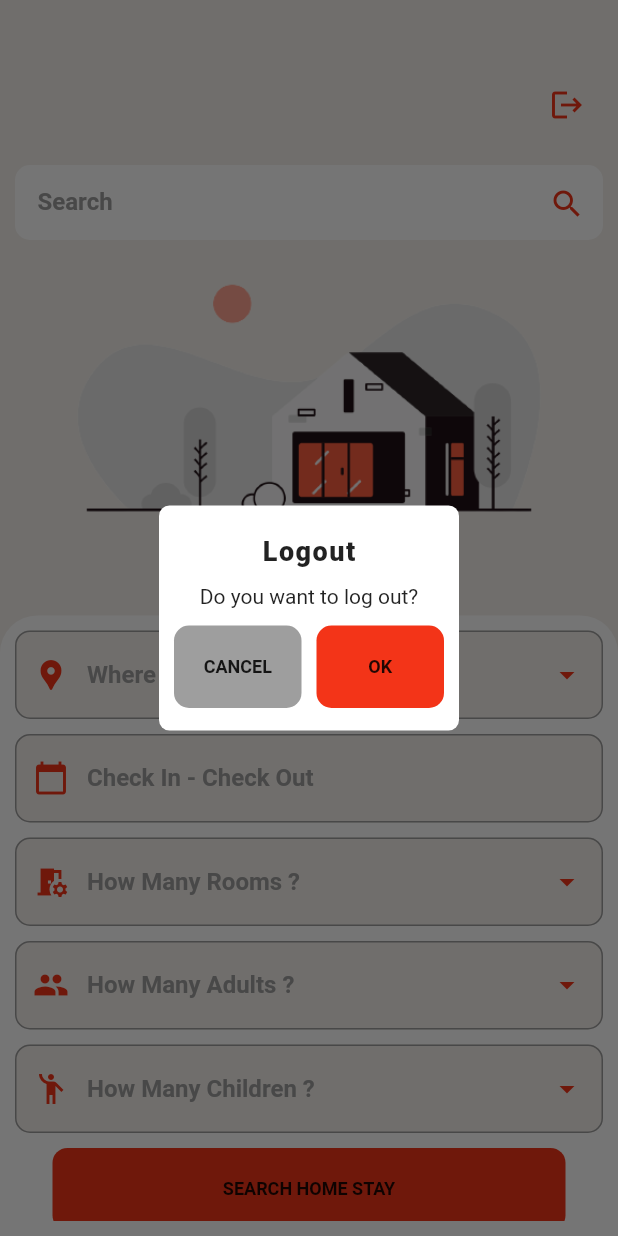
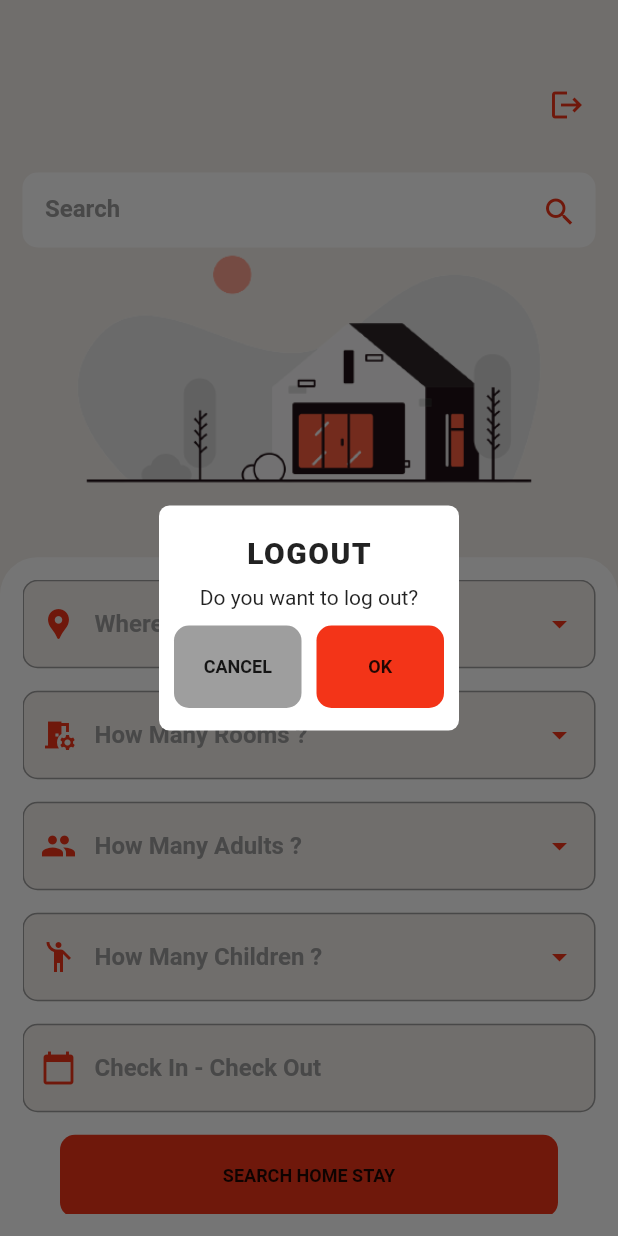
Before and after one commit to npst6/flutter_booking_mobile_app, a Flutter app: the HomeScreen screen opened directly, after a tap on the "logout" icon, on a phone screen of 412 x 824 dp. Run offline on Flutter 3.47's test engine with Material 2 defaults, Android fonts, the phone set to English and light mode, and no system bars; our stand-ins replace cloud_firestore, firebase_auth, firebase_core, firebase_storage, flutter_svg, fluttertoast and 3 more; missing offline and left inert: date_range_picker; accounts and stored records are empty; network calls fail.

Commit message:
Revert "Revert "fix bug""
This reverts commit c3231063a8537105818500bdab98f709d681d39a.

```diff
--- a/lib/app/home/home_screen.dart
+++ b/lib/app/home/home_screen.dart
@@ -2,7 +2,6 @@
 
 import 'package:flutter/widgets.dart';
 import 'package:flutter/material.dart';
-import 'package:flutter_booking_mobile_app/app/search/output_search_screen.dart';
 import 'package:provider/provider.dart';
 import 'package:flutter_booking_mobile_app/ui/color.dart';
 import 'package:flutter_booking_mobile_app/theme/theme.dart';
@@ -20,6 +19,7 @@ import 'package:flutter_booking_mobile_app/app/home/bloc/home_bloc.dart';
 import 'package:flutter_booking_mobile_app/app/profile/profile_screen.dart';
 import 'package:date_range_picker/date_range_picker.dart' as DateRagePicker;
 import 'package:flutter_booking_mobile_app/app/fire_base/fire_base_auth.dart';
+import 'package:flutter_booking_mobile_app/app/search/output_search_screen.dart';
 import 'package:flutter_booking_mobile_app/remote/province_response/province_response.dart';
 
 ///HomeScreen StatefulWidget
@@ -208,11 +208,11 @@ class _HomeScreenState extends State<HomeScreen> {
                                         children: [
                                           Text(
                                             ///Text
-                                            "Logout",
+                                            "Logout".toUpperCase(),
 
                                             style: TextStyle(
                                               ///Text size
-                                              fontSize: 18,
+                                              fontSize: 20,
 
                                               ///Text weight
                                               fontWeight: FontWeight.w900,
@@ -294,7 +294,7 @@ class _HomeScreenState extends State<HomeScreen> {
 
                       child: Padding(
                         ///Padding
-                        padding: const EdgeInsets.all(10),
+                        padding: const EdgeInsets.all(15),
 
                         child: Container(
                           decoration: BoxDecoration(
@@ -349,8 +349,8 @@ class _HomeScreenState extends State<HomeScreen> {
                                   ///onPressed
                                   onPressed: () {
                                     if (_formKey.currentState.validate()) {
-                                      OrderUtils()
-                                          .setOrder(startDay, endDay, numberRoom);
+                                      OrderUtils().setOrder(
+                                          startDay, endDay, numberRoom);
                                       homeBloc.searchRoom(
                                         numberRoom: numberRoom,
                                         startDay: startDay,
@@ -375,7 +375,7 @@ class _HomeScreenState extends State<HomeScreen> {
                 ),
                 Expanded(
                   ///Flex
-                  flex: 4,
+                  flex: 5,
 
                   child: Container(
                     ///Container width
@@ -394,7 +394,7 @@ class _HomeScreenState extends State<HomeScreen> {
 
                     child: Padding(
                       ///Padding
-                      padding: const EdgeInsets.all(10),
+                      padding: const EdgeInsets.all(15),
 
                       child: SingleChildScrollView(
                         child: Column(
@@ -421,7 +421,6 @@ class _HomeScreenState extends State<HomeScreen> {
                                     ///Item
                                     items: items,
 
-
                                     ///Icon
                                     iconData: Icons.location_pin,
 
@@ -439,14 +438,106 @@ class _HomeScreenState extends State<HomeScreen> {
                             ),
 
                             const SizedBox(
-                              height: 10,
+                              height: 15,
+                            ),
+
+                            TextFieldChoose(
+                              ///Icon
+                              iconData: Icons.room_preferences,
+
+                              ///Hint text
+                              hintText: "How Many Rooms ?",
+
+                              ///callBack
+                              callBack: (val) {
+                                numberRoom = int.parse(val);
+                              },
+
+                              ///items
+                              items: [
+                                ItemModel(id: '01', name: "01"),
+                                ItemModel(id: '02', name: "02"),
+                                ItemModel(id: '03', name: "03"),
+                                ItemModel(id: '04', name: "04"),
+                                ItemModel(id: '05', name: "05"),
+                                ItemModel(id: '06', name: "06"),
+                                ItemModel(id: '07', name: "07"),
+                                ItemModel(id: '08', name: "08"),
+                                ItemModel(id: '09', name: "09"),
+                                ItemModel(id: '10', name: "10"),
+                              ],
+                            ),
+
+                            const SizedBox(
+                              height: 15,
+                            ),
+
+                            TextFieldChoose(
+                              ///Icon
+                              iconData: Icons.people,
+
+                              ///Hint text
+                              hintText: "How Many Adults ?",
+
+                              ///callBack
+                              callBack: (val) {
+                                adults = int.parse(val);
+                              },
+
+                              ///items
+                              items: [
+                                ItemModel(id: '01', name: "01"),
+                                ItemModel(id: '02', name: "02"),
+                                ItemModel(id: '03', name: "03"),
+                                ItemModel(id: '04', name: "04"),
+                                ItemModel(id: '05', name: "05"),
+                                ItemModel(id: '06', name: "06"),
+                                ItemModel(id: '07', name: "07"),
+                                ItemModel(id: '08', name: "08"),
+                                ItemModel(id: '09', name: "09"),
+                                ItemModel(id: '10', name: "10"),
+                              ],
+                            ),
+
+                            const SizedBox(
+                              height: 15,
+                            ),
+
+                            TextFieldChoose(
+                              ///Icon
+                              iconData: Icons.emoji_people,
+
+                              ///Hint text
+                              hintText: "How Many Children ?",
+
+                              ///callBack
+                              callBack: (val) {
+                                child = int.parse(val);
+                              },
+
+                              ///items
+                              items: [
+                                ItemModel(id: '00', name: "00"),
+                                ItemModel(id: '01', name: "01"),
+                                ItemModel(id: '02', name: "02"),
+                                ItemModel(id: '03', name: "03"),
+                                ItemModel(id: '04', name: "04"),
+                                ItemModel(id: '05', name: "05"),
+                                ItemModel(id: '06', name: "06"),
+                                ItemModel(id: '07', name: "07"),
+                                ItemModel(id: '08', name: "08"),
+                                ItemModel(id: '09', name: "09"),
+                              ],
+                            ),
+
+                            const SizedBox(
+                              height: 15,
                             ),
 
                             Stack(
                               children: [
                                 XTextFormField(
                                   ///enable
-
 
                                   ///controllerTime
                                   controller: controllerTime,
@@ -468,9 +559,9 @@ class _HomeScreenState extends State<HomeScreen> {
                                 ),
                                 GestureDetector(
                                   ///onTap
-                                  onTap: () async{
+                                  onTap: () async {
                                     final List<DateTime> picked =
-                                        await DateRagePicker.showDatePicker(
+                                    await DateRagePicker.showDatePicker(
                                       ///context
                                       context: context,
 
@@ -501,115 +592,22 @@ class _HomeScreenState extends State<HomeScreen> {
                                     }
                                   },
                                   child: Container(
-
                                     height: 55,
-                                    color:Colors.transparent,
-                                    width:double.infinity,
+                                    color: Colors.transparent,
+                                    width: double.infinity,
                                   ),
                                 )
                               ],
                             ),
 
                             const SizedBox(
-                              height: 10,
-                            ),
-
-                            TextFieldChoose(
-                              ///Icon
-                              iconData: Icons.room_preferences,
-
-                              ///Hint text
-                              hintText: "How Many Rooms ?",
-
-                              ///callBack
-                              callBack: (val) {
-                                numberRoom = int.parse(val);
-                              },
-
-                              ///items
-                              items: [
-                                ItemModel(id: '01', name: "01"),
-                                ItemModel(id: '02', name: "02"),
-                                ItemModel(id: '03', name: "03"),
-                                ItemModel(id: '04', name: "04"),
-                                ItemModel(id: '05', name: "05"),
-                                ItemModel(id: '06', name: "06"),
-                                ItemModel(id: '07', name: "07"),
-                                ItemModel(id: '08', name: "08"),
-                                ItemModel(id: '09', name: "09"),
-                                ItemModel(id: '10', name: "10"),
-                              ],
-                            ),
-
-                            const SizedBox(
-                              height: 10,
-                            ),
-
-                            TextFieldChoose(
-                              ///Icon
-                              iconData: Icons.people,
-
-                              ///Hint text
-                              hintText: "How Many Adults ?",
-
-                              ///callBack
-                              callBack: (val) {
-                                adults = int.parse(val);
-                              },
-
-                              ///items
-                              items: [
-                                ItemModel(id: '01', name: "01"),
-                                ItemModel(id: '02', name: "02"),
-                                ItemModel(id: '03', name: "03"),
-                                ItemModel(id: '04', name: "04"),
-                                ItemModel(id: '05', name: "05"),
-                                ItemModel(id: '06', name: "06"),
-                                ItemModel(id: '07', name: "07"),
-                                ItemModel(id: '08', name: "08"),
-                                ItemModel(id: '09', name: "09"),
-                                ItemModel(id: '10', name: "10"),
-                              ],
-                            ),
-
-                            const SizedBox(
-                              height: 10,
-                            ),
-
-                            TextFieldChoose(
-                              ///Icon
-                              iconData: Icons.emoji_people,
-
-                              ///Hint text
-                              hintText: "How Many Children ?",
-
-                              ///callBack
-                              callBack: (val) {
-                                child = int.parse(val);
-                              },
-
-                              ///items
-                              items: [
-                                ItemModel(id: '00', name: "00"),
-                                ItemModel(id: '01', name: "01"),
-                                ItemModel(id: '02', name: "02"),
-                                ItemModel(id: '03', name: "03"),
-                                ItemModel(id: '04', name: "04"),
-                                ItemModel(id: '05', name: "05"),
-                                ItemModel(id: '06', name: "06"),
-                                ItemModel(id: '07', name: "07"),
-                                ItemModel(id: '08', name: "08"),
-                                ItemModel(id: '09', name: "09"),
-                              ],
-                            ),
-
-                            const SizedBox(
-                              height: 10,
+                              height: 15,
                             ),
 
                             ///Search for button
                             Padding(
-                              padding: const EdgeInsets.symmetric(horizontal: 25),
+                              padding:
+                                  const EdgeInsets.symmetric(horizontal: 25),
                               child: XButton(
                                 "Search Home Stay",
                                 () {
--- a/lib/app/login/login_screen.dart
+++ b/lib/app/login/login_screen.dart
@@ -205,7 +205,7 @@ class _LoginScreenState extends State<LoginScreen> {
                       hintText: "Enter your password",
 
                       ///Check empty field
-                      funcValidation: ValidateData.validPass,
+                      funcValidation: ValidateData.validPassword,
 
                       prefixIcon: Icon(
                         ///Icon password box
--- a/lib/app/my_home_stay/edit_room.dart
+++ b/lib/app/my_home_stay/edit_room.dart
@@ -669,7 +669,7 @@ class _NewRoomState extends State<EditRoomScreen> {
                     ),
                     TextFieldChoose(
                       ///Icon
-                      iconData: Icons.room_preferences_outlined,
+                      iconData: Icons.room_preferences,
 
                       ///callBack
                       callBack: (val) {
--- a/lib/app/profile/widget/account_screen.dart
+++ b/lib/app/profile/widget/account_screen.dart
@@ -209,7 +209,7 @@ class _AccountScreenState extends State<AccountScreen> {
 
                       Text(
                         ///Text
-                        "Your Contact Information",
+                        "Your Contact",
                         style: TextStyle(
                           ///Text size
                           fontSize: 15,
@@ -268,7 +268,7 @@ class _AccountScreenState extends State<AccountScreen> {
                       XTextFormField(
                         ///controllerPass
                         controller: controllerPass,
-                        funcValidation: ValidateData.validChangePass,
+                        funcValidation: ValidateData.validPassword,
 
                         ///prefixIcon
                         prefixIcon: Icon(
```
Also changed, not shown: lib/utils/validate_data.dart (+2 -8 lines), 1 other file.
